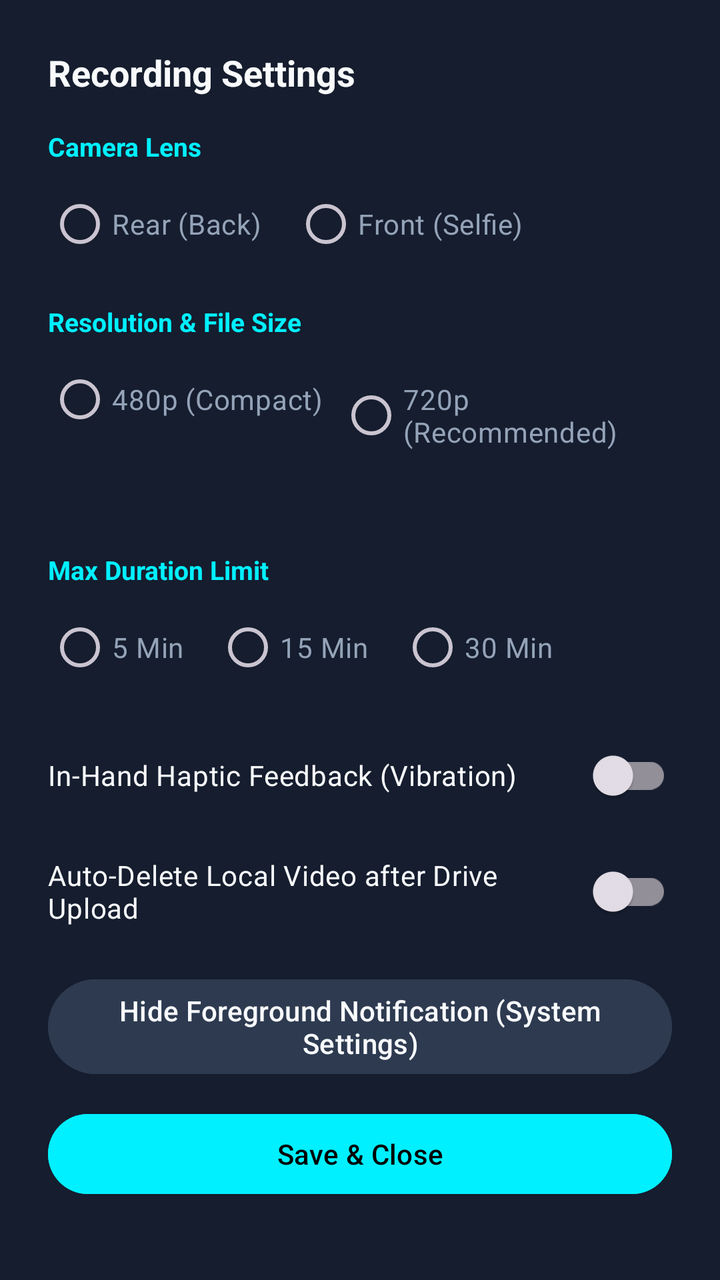
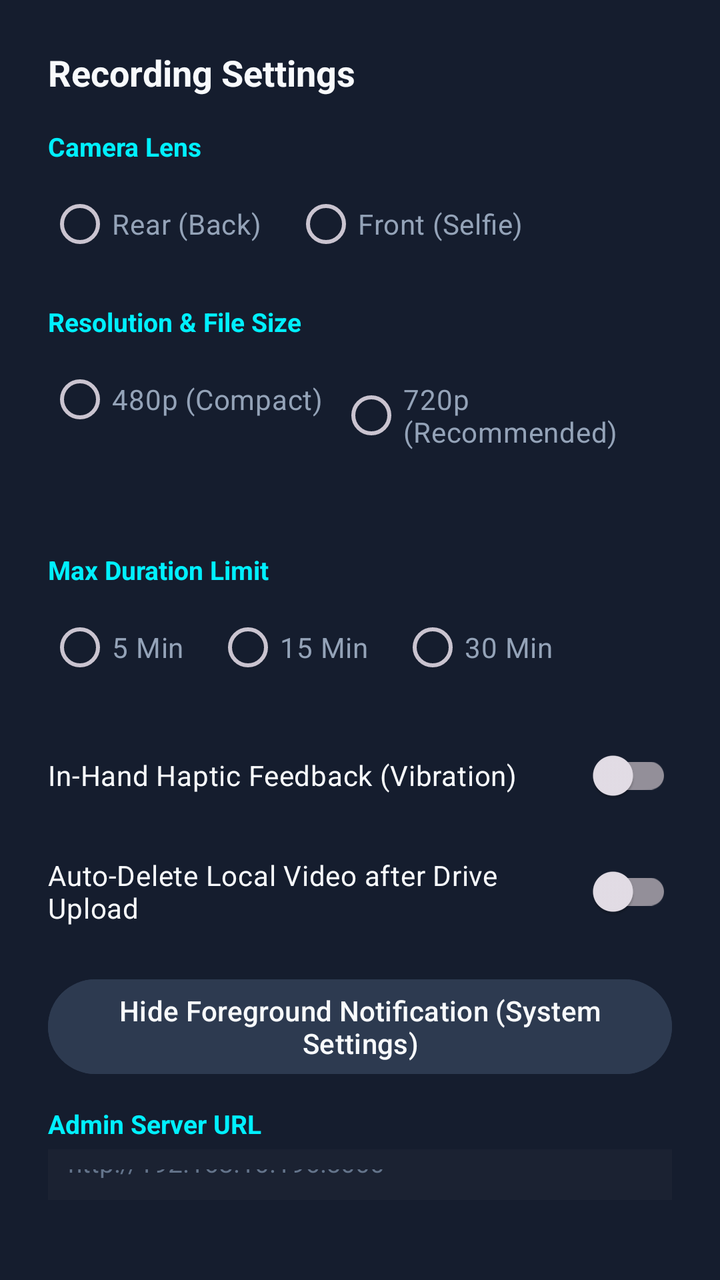

Compare the two renders of this Android layout. The source of the first and the diff that turns it into the second are given below.
<!-- AndroidManifest.xml: application theme Theme.ThirdEye -->
<!-- res/layout/dialog_settings.xml -->
<?xml version="1.0" encoding="utf-8"?>
<LinearLayout xmlns:android="http://schemas.android.com/apk/res/android"
    android:layout_width="match_parent"
    android:layout_height="wrap_content"
    android:background="@color/surface_card"
    android:orientation="vertical"
    android:padding="24dp">

    <TextView
        android:layout_width="wrap_content"
        android:layout_height="wrap_content"
        android:text="Recording Settings"
        android:textColor="@color/text_primary"
        android:textSize="18sp"
        android:textStyle="bold"
        android:layout_marginBottom="16dp" />

    
    <TextView
        android:layout_width="wrap_content"
        android:layout_height="wrap_content"
        android:text="Camera Lens"
        android:textColor="@color/neon_cyan"
        android:textSize="13sp"
        android:textStyle="bold" />

    <RadioGroup
        android:id="@+id/rgCameraLens"
        android:layout_width="match_parent"
        android:layout_height="wrap_content"
        android:orientation="horizontal"
        android:layout_marginTop="6dp"
        android:layout_marginBottom="16dp">

        <RadioButton
            android:id="@+id/rbBackCamera"
            android:layout_width="wrap_content"
            android:layout_height="wrap_content"
            android:text="Rear (Back)"
            android:textColor="@color/text_secondary"
            android:layout_marginEnd="16dp" />

        <RadioButton
            android:id="@+id/rbFrontCamera"
            android:layout_width="wrap_content"
            android:layout_height="wrap_content"
            android:text="Front (Selfie)"
            android:textColor="@color/text_secondary" />
    </RadioGroup>

    
    <TextView
        android:layout_width="wrap_content"
        android:layout_height="wrap_content"
        android:text="Resolution &amp; File Size"
        android:textColor="@color/neon_cyan"
        android:textSize="13sp"
        android:textStyle="bold" />

    <RadioGroup
        android:id="@+id/rgQuality"
        android:layout_width="match_parent"
        android:layout_height="wrap_content"
        android:orientation="horizontal"
        android:layout_marginTop="6dp"
        android:layout_marginBottom="16dp">

        <RadioButton
            android:id="@+id/rb480p"
            android:layout_width="wrap_content"
            android:layout_height="wrap_content"
            android:text="480p (Compact)"
            android:textColor="@color/text_secondary"
            android:layout_marginEnd="8dp" />

        <RadioButton
            android:id="@+id/rb720p"
            android:layout_width="wrap_content"
            android:layout_height="wrap_content"
            android:text="720p (Recommended)"
            android:textColor="@color/text_secondary"
            android:layout_marginEnd="8dp" />

        <RadioButton
            android:id="@+id/rb1080p"
            android:layout_width="wrap_content"
            android:layout_height="wrap_content"
            android:text="1080p"
            android:textColor="@color/text_secondary" />
    </RadioGroup>

    
    <TextView
        android:layout_width="wrap_content"
        android:layout_height="wrap_content"
        android:text="Max Duration Limit"
        android:textColor="@color/neon_cyan"
        android:textSize="13sp"
        android:textStyle="bold" />

    <RadioGroup
        android:id="@+id/rgDuration"
        android:layout_width="match_parent"
        android:layout_height="wrap_content"
        android:orientation="horizontal"
        android:layout_marginTop="6dp"
        android:layout_marginBottom="16dp">

        <RadioButton
            android:id="@+id/rb5min"
            android:layout_width="wrap_content"
            android:layout_height="wrap_content"
            android:text="5 Min"
            android:textColor="@color/text_secondary"
            android:layout_marginEnd="16dp" />

        <RadioButton
            android:id="@+id/rb15min"
            android:layout_width="wrap_content"
            android:layout_height="wrap_content"
            android:text="15 Min"
            android:textColor="@color/text_secondary"
            android:layout_marginEnd="16dp" />

        <RadioButton
            android:id="@+id/rb30min"
            android:layout_width="wrap_content"
            android:layout_height="wrap_content"
            android:text="30 Min"
            android:textColor="@color/text_secondary" />
    </RadioGroup>

    
    <com.google.android.material.switchmaterial.SwitchMaterial
        android:id="@+id/switchHaptic"
        android:layout_width="match_parent"
        android:layout_height="wrap_content"
        android:text="In-Hand Haptic Feedback (Vibration)"
        android:textColor="@color/text_primary"
        android:layout_marginBottom="10dp" />

    
    <com.google.android.material.switchmaterial.SwitchMaterial
        android:id="@+id/switchAutoDelete"
        android:layout_width="match_parent"
        android:layout_height="wrap_content"
        android:text="Auto-Delete Local Video after Drive Upload"
        android:textColor="@color/text_primary"
        android:layout_marginBottom="16dp" />

    
    <Button
        android:id="@+id/btnHideNotifications"
        android:layout_width="match_parent"
        android:layout_height="wrap_content"
        android:backgroundTint="#2D3A50"
        android:text="Hide Foreground Notification (System Settings)"
        android:textColor="@color/text_primary"
        android:layout_marginBottom="12dp" />

    <Button
        android:id="@+id/btnSaveSettings"
        android:layout_width="match_parent"
        android:layout_height="wrap_content"
        android:backgroundTint="@color/neon_cyan"
        android:text="Save &amp; Close"
        android:textColor="@color/black" />

</LinearLayout>
<!-- resources referenced by this layout -->
<resources>
  <color name="black">#FF000000</color>
  <color name="neon_cyan">#00F0FF</color>
  <color name="surface_card">#151D2E</color>
  <color name="text_primary">#F8FAFC</color>
  <color name="text_secondary">#94A3B8</color>
  <style name="Theme.ThirdEye" parent="Theme.Material3.Dark.NoActionBar">
          <item name="android:statusBarColor">@color/bg_dark</item>
          <item name="android:navigationBarColor">@color/bg_dark</item>
          <item name="android:windowBackground">@color/bg_dark</item>
          <item name="colorPrimary">@color/neon_cyan</item>
          <item name="colorSecondary">@color/neon_emerald</item>
      </style>
  <color name="bg_dark">#0B0F19</color>
  <color name="neon_emerald">#00E676</color>
</resources>

<!-- the commit's change to res/layout/dialog_settings.xml (unified diff, before → after) -->
@@ -158,6 +158,29 @@
         android:textColor="@color/text_primary"
         android:layout_marginBottom="12dp" />
 
+    
+    <TextView
+        android:layout_width="wrap_content"
+        android:layout_height="wrap_content"
+        android:text="Admin Server URL"
+        android:textColor="@color/neon_cyan"
+        android:textSize="13sp"
+        android:textStyle="bold" />
+
+    <EditText
+        android:id="@+id/etServerUrl"
+        android:layout_width="match_parent"
+        android:layout_height="wrap_content"
+        android:background="#1B2232"
+        android:textColor="@color/white"
+        android:textColorHint="@color/text_muted"
+        android:textSize="13sp"
+        android:padding="10dp"
+        android:inputType="textUri"
+        android:hint="http://192.168.10.196:5000"
+        android:layout_marginTop="4dp"
+        android:layout_marginBottom="16dp" />
+
     <Button
         android:id="@+id/btnSaveSettings"
         android:layout_width="match_parent"
<!-- resource entries referenced after the edit -->
@@ -3,8 +3,10 @@
   <color name="black">#FF000000</color>
   <color name="neon_cyan">#00F0FF</color>
   <color name="surface_card">#151D2E</color>
+  <color name="text_muted">#64748B</color>
   <color name="text_primary">#F8FAFC</color>
   <color name="text_secondary">#94A3B8</color>
+  <color name="white">#FFFFFFFF</color>
   <style name="Theme.ThirdEye" parent="Theme.Material3.Dark.NoActionBar">
           <item name="android:statusBarColor">@color/bg_dark</item>
           <item name="android:navigationBarColor">@color/bg_dark</item>
